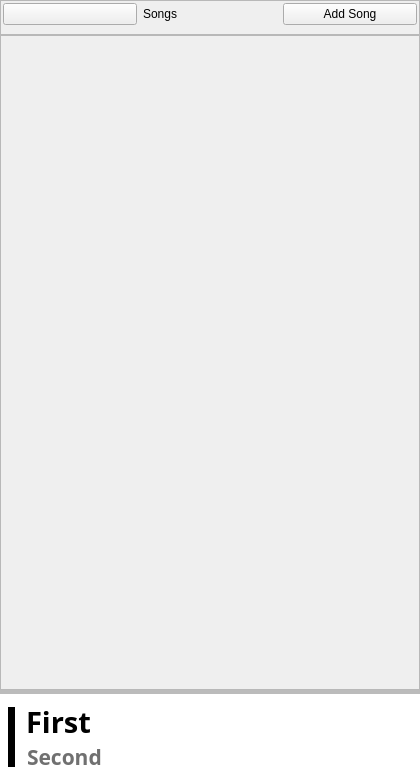
The window that main_ui.ui (heinrich26/python-music-player) describes before a commit, drawn with Qt 5.
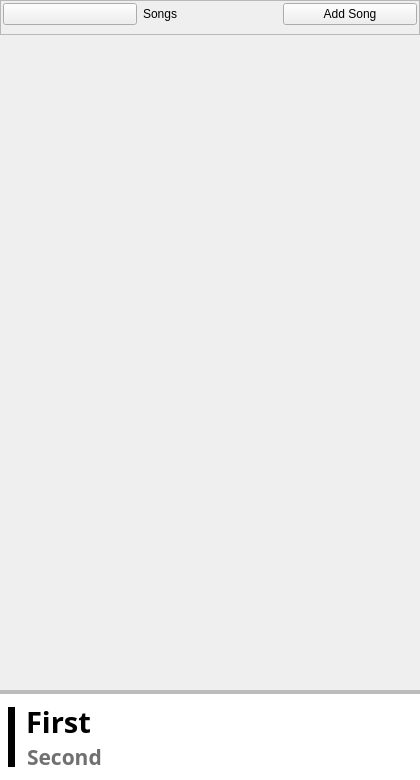
The same window after the commit. Icons and pictures are not drawn.

What changed in the file:
```diff
--- a/main_ui.ui
+++ b/main_ui.ui
@@ -77,6 +77,47 @@
     </item>
     <item>
      <widget class="QScrollArea" name="PlaylistContainer">
+      <property name="styleSheet">
+       <string notr="true">QScrollBar:vertical {
+	border-width: 0;
+    background-color: rgba(0,0,0,0);
+	width:9px;
+	margin-top: 2px;
+	margin-bottom: 2px;
+}
+QScrollBar::handle {
+	background-color:rgba(70,70,70,180);
+	min-height: 25px;
+	border-radius:3px;
+	margin-right: 3px;
+	margin-left: 0;
+}
+QScrollBar::add-line:vertical {
+	border: 0px;
+	background-color: rgba(0,0,0,0);
+    height: 0px;
+}
+QScrollBar::sub-line:vertical {
+	border: 0px;
+	background-color: rgba(0,0,0,0);
+    height: 0px;
+}</string>
+      </property>
+      <property name="frameShape">
+       <enum>QFrame::NoFrame</enum>
+      </property>
+      <property name="frameShadow">
+       <enum>QFrame::Plain</enum>
+      </property>
+      <property name="verticalScrollBarPolicy">
+       <enum>Qt::ScrollBarAsNeeded</enum>
+      </property>
+      <property name="horizontalScrollBarPolicy">
+       <enum>Qt::ScrollBarAlwaysOff</enum>
+      </property>
+      <property name="sizeAdjustPolicy">
+       <enum>QAbstractScrollArea::AdjustIgnored</enum>
+      </property>
       <property name="widgetResizable">
        <bool>true</bool>
       </property>
@@ -85,10 +126,16 @@
         <rect>
          <x>0</x>
          <y>0</y>
-         <width>418</width>
-         <height>662</height>
+         <width>420</width>
+         <height>664</height>
         </rect>
        </property>
+       <property name="sizePolicy">
+        <sizepolicy hsizetype="Preferred" vsizetype="Preferred">
+         <horstretch>0</horstretch>
+         <verstretch>0</verstretch>
+        </sizepolicy>
+       </property>
        <layout class="QVBoxLayout" name="PlaylistLayout">
         <property name="spacing">
          <number>1</number>
@@ -106,7 +153,15 @@
          <number>0</number>
         </property>
         <item>
-         <widget class="QWidget" name="dummywidgetinplaylist" native="true"/>
+         <widget class="QWidget" name="dummywidgetinplaylist" native="true">
+          <property name="sizePolicy">
+           <sizepolicy hsizetype="Preferred" vsizetype="Preferred">
+            <horstretch>0</horstretch>
+            <verstretch>0</verstretch>
+           </sizepolicy>
+          </property>
+          <layout class="QVBoxLayout" name="verticalLayout_4"/>
+         </widget>
         </item>
        </layout>
       </widget>
```
